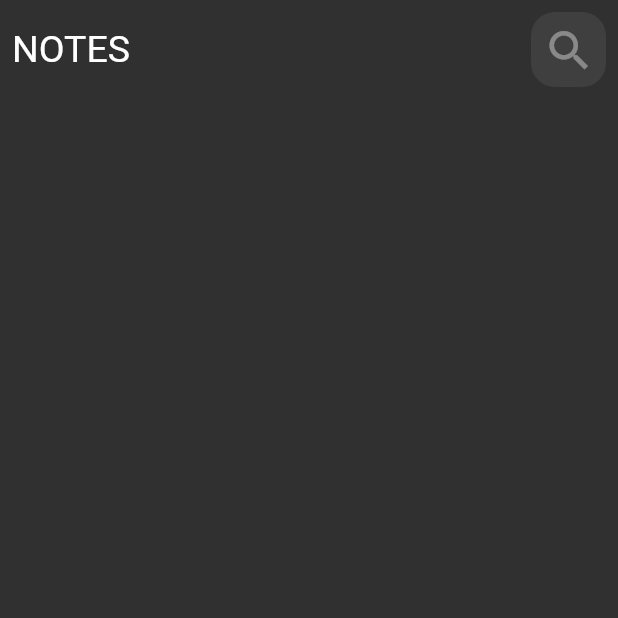
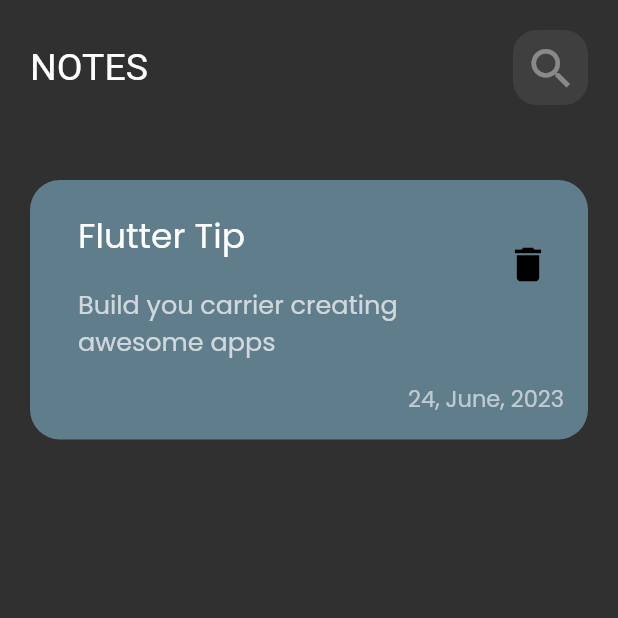
Before and after one commit to andrrew24/notes_app, a Flutter app: the screen it shows after launch, on a phone screen of 412 x 824 dp, the top half of it. Run offline on Flutter 3.47's test engine with Material 2 defaults, Android fonts, the phone set to English and light mode, and no system bars; our stand-ins replace google_fonts.

Commit message:
create a Note Card

```diff
--- /dev/null
+++ b/lib/views/widgets/custom_text.dart
@@ -0,0 +1,22 @@
+// ignore_for_file: must_be_immutable
+
+import 'package:flutter/material.dart';
+
+class CustomTextW extends StatelessWidget {
+
+   String text;
+    TextStyle style;
+
+  CustomTextW({super.key, required this.text,required this.style});
+
+
+
+  @override
+  Widget build(BuildContext context) {
+
+    return Text(
+      text,
+      style: style,
+    );
+  }
+}
--- /dev/null
+++ b/lib/views/widgets/note_card.dart
@@ -0,0 +1,49 @@
+// ignore_for_file: sort_child_properties_last, prefer_const_literals_to_create_immutables, prefer_const_constructors
+
+import 'package:flutter/material.dart';
+import 'package:google_fonts/google_fonts.dart';
+
+import 'custom_text.dart';
+
+class NoteCard extends StatelessWidget {
+  const NoteCard({
+    super.key,
+  });
+
+  @override
+  Widget build(BuildContext context) {
+    return Container(
+      child: Padding(
+        padding: const EdgeInsets.only(top: 16,bottom: 16,left: 16),
+        child: Column(
+          crossAxisAlignment: CrossAxisAlignment.end,
+          children: [
+            ListTile(
+              title: CustomTextW(
+                text: "Flutter Tip",
+                style: GoogleFonts.poppins(fontSize: 23),
+              ),
+              subtitle: Padding(
+                padding: const EdgeInsets.only(top:16),
+                child: CustomTextW(
+                  text: "Build you carrier creating awesome apps",
+                  style: GoogleFonts.poppins(fontSize: 17),
+                ),
+              ),
+              trailing: IconButton(
+                onPressed: (){}, icon: Icon(Icons.delete),color: Colors.black, iconSize: 30,),
+            )
+          ,
+            Padding(
+              padding: const EdgeInsets.only(right:16,top: 10),
+              child: CustomTextW(text: "24, June, 2023",  style: GoogleFonts.poppins(fontSize: 15,color: Colors.white.withOpacity(.6)),),
+            )
+          ],
+        ),
+      ),
+      decoration: BoxDecoration(
+          color: Colors.blueGrey,
+          borderRadius: BorderRadius.all(Radius.circular(20))),
+    );
+  }
+}
--- a/lib/views/widgets/notes_view_body.dart
+++ b/lib/views/widgets/notes_view_body.dart
@@ -1,6 +1,9 @@
+// ignore_for_file: prefer_const_constructors, prefer_const_literals_to_create_immutables
+
 import 'package:flutter/material.dart';
 
 import 'app_bar.dart';
+import 'note_card.dart';
 
 class CustomNotesViewBody extends StatelessWidget {
   const CustomNotesViewBody({
@@ -9,12 +12,18 @@ class CustomNotesViewBody extends StatelessWidget {
 
   @override
   Widget build(BuildContext context) {
-    return const SafeArea(
+    return  SafeArea(
       child: SingleChildScrollView(
         child: Padding(
-          padding: EdgeInsets.all(8.0),
+          padding: EdgeInsets.all(20),
           child: Column(
-            children: [CustomAppBar()],
+            children: [
+              CustomAppBar(),
+              SizedBox(
+                height: 50,
+              ),
+               NoteCard()
+              ],
           ),
         ),
       ),
--- a/pubspec.yaml
+++ b/pubspec.yaml
@@ -35,6 +35,8 @@ dependencies:
   # The following adds the Cupertino Icons font to your application.
   # Use with the CupertinoIcons class for iOS style icons.
   cupertino_icons: ^1.0.2
+  google_fonts: ^5.1.0
+  font_awesome_flutter: ^10.4.0
 
 dev_dependencies:
   flutter_test:
```
Also changed, not shown: pubspec.lock, 1 other file.
